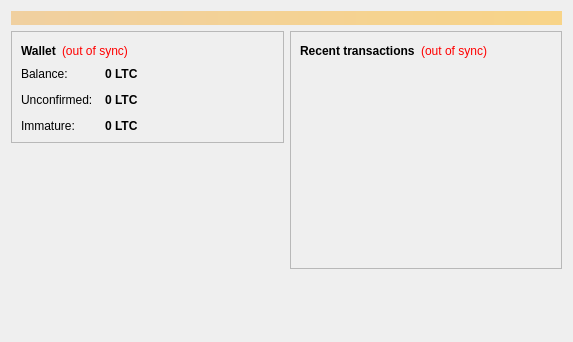
Before: the Qt Designer form src/qt/forms/overviewpage.ui in nkpatro/catcoin, drawn with Qt 5.
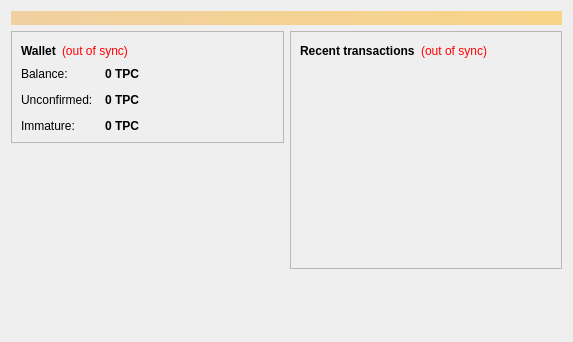
After: the same form once the commit is applied.

```diff
--- a/src/qt/forms/overviewpage.ui
+++ b/src/qt/forms/overviewpage.ui
@@ -122,7 +122,7 @@
                <string>Your current balance</string>
               </property>
               <property name="text">
-               <string notr="true">0 LTC</string>
+               <string notr="true">0 TPC</string>
               </property>
               <property name="textInteractionFlags">
                <set>Qt::LinksAccessibleByMouse|Qt::TextSelectableByKeyboard|Qt::TextSelectableByMouse</set>
@@ -151,7 +151,7 @@
                <string>Total of transactions that have yet to be confirmed, and do not yet count toward the current balance</string>
               </property>
               <property name="text">
-               <string notr="true">0 LTC</string>
+               <string notr="true">0 TPC</string>
               </property>
               <property name="textInteractionFlags">
                <set>Qt::LinksAccessibleByMouse|Qt::TextSelectableByKeyboard|Qt::TextSelectableByMouse</set>
@@ -177,7 +177,7 @@
                <string>Mined balance that has not yet matured</string>
               </property>
               <property name="text">
-               <string notr="true">0 LTC</string>
+               <string notr="true">0 TPC</string>
               </property>
               <property name="textInteractionFlags">
                <set>Qt::LinksAccessibleByMouse|Qt::TextSelectableByKeyboard|Qt::TextSelectableByMouse</set>
```
